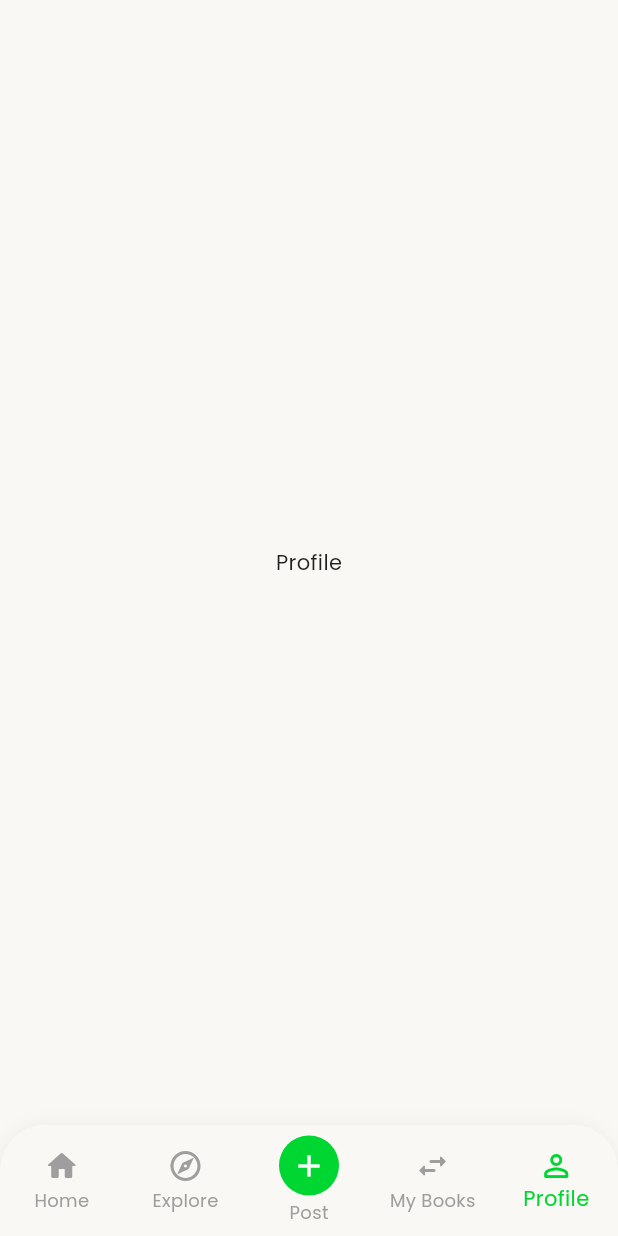
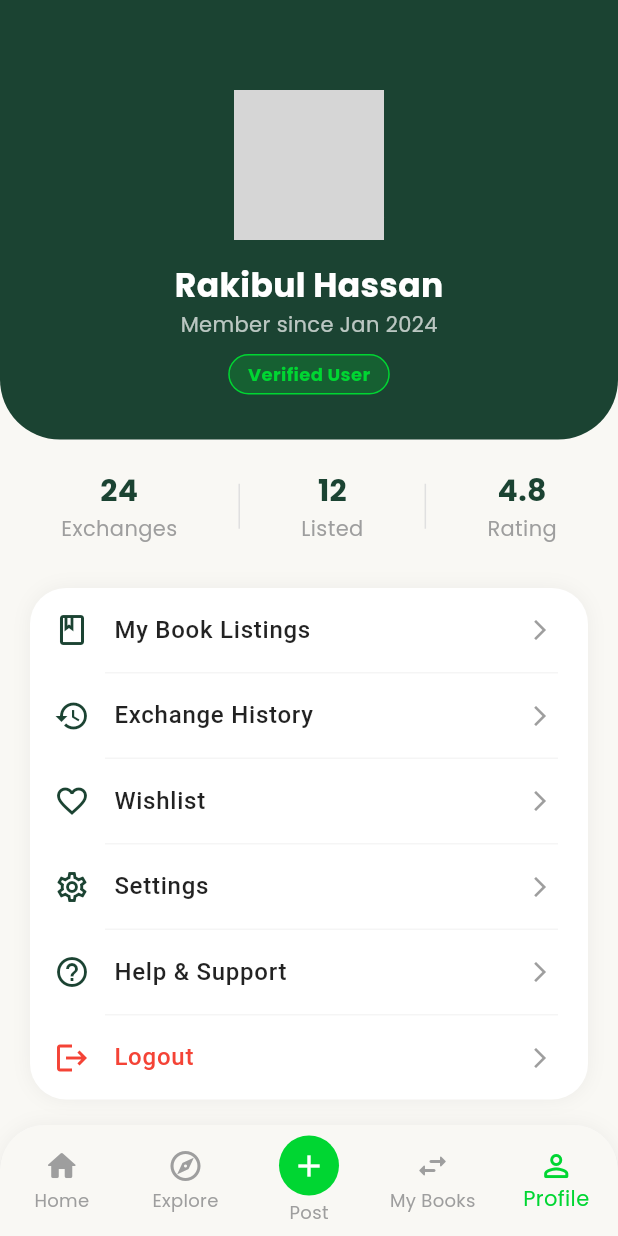
Before and after one commit to NiazSagor/boi_poka, a Flutter app: the screen it shows after launch, item 5 of the bottom bar chosen, on a phone screen of 412 x 824 dp. Run offline on Flutter 3.47's test engine with Material 3 defaults, Android fonts, the phone set to English and light mode, and no system bars; our stand-ins replace flutter_map, geocoding, geolocator, google_fonts, google_maps_flutter, image_picker and 3 more; accounts and stored records are empty; network calls fail; Roboto replaces fonts that are missing (Hind Siliguri); grey boxes are pictures that could not be loaded.

Commit message:
:necktie: Implement Profile Screen
This commit introduces the `ProfileScreen`, providing users with a centralized view of their profile information, statistics, and app-related actions.

- **New File**: `lib/profile/screen/profile_screen.dart` has been created to house the new UI.
- **`ProfileScreen` Structure**:
    - **Header**: A styled header with a dark green background displays the user's avatar, name, membership duration, and a "Verified User" badge. It includes an edit icon on the profile picture.
    - **Statistics**: A row below the header shows key user stats: "Exchanges", "Listed", and "Rating".
    - **Menu Options**: A list of actionable items is presented in a card, including "My Book Listings", "Exchange History", "Wishlist", "Settings", "Help & Support", and "Logout".
- **Navigation Integration**: The new `ProfileScreen` is now integrated into the main bottom navigation bar, replacing the previous placeholder widget.

Took 15 minutes

Took 8 minutes

```diff
--- a/lib/navigation/main_navigation.dart
+++ b/lib/navigation/main_navigation.dart
@@ -2,6 +2,7 @@ import 'package:boi_poka/explore/screen/explore_screen.dart';
 import 'package:boi_poka/home/screen/home_screen.dart';
 import 'package:boi_poka/my_books/my_collection_grid.dart';
 import 'package:boi_poka/post_new_book/screen/post_book_screen.dart';
+import 'package:boi_poka/profile/screen/profile_screen.dart';
 import 'package:boi_poka/theme/theme.dart';
 import 'package:flutter/material.dart';
 import 'package:provider/provider.dart';
@@ -22,7 +23,7 @@ class _MainNavigationWrapperState extends State<MainNavigationWrapper> {
     ExploreScreen(), // Placeholder
     PostBookScreen(),    // Placeholder
     const MyCollection(),     // Placeholder
-    const Center(child: Text("Profile")),      // Placeholder
+    ProfileScreen(),      // Placeholder
   ];
 
   @override
--- /dev/null
+++ b/lib/profile/screen/profile_screen.dart
@@ -0,0 +1,183 @@
+import 'package:flutter/material.dart';
+
+class ProfileScreen extends StatelessWidget {
+  const ProfileScreen({super.key});
+
+  @override
+  Widget build(BuildContext context) {
+    return Scaffold(
+      backgroundColor: const Color(0xFFF9F8F4), // Matching your theme
+      body: SingleChildScrollView(
+        child: Column(
+          children: [
+            _buildProfileHeader(),
+            const SizedBox(height: 20),
+            _buildStatsRow(),
+            const SizedBox(height: 30),
+            _buildMenuSection(context),
+            const SizedBox(height: 100), // Bottom padding
+          ],
+        ),
+      ),
+    );
+  }
+
+  Widget _buildProfileHeader() {
+    return Container(
+      width: double.infinity,
+      padding: const EdgeInsets.only(top: 60, bottom: 30, left: 20, right: 20),
+      decoration: const BoxDecoration(
+        color: Color(0xFF1B4332), // Dark Green Theme
+        borderRadius: BorderRadius.vertical(bottom: Radius.circular(40)),
+      ),
+      child: Column(
+        children: [
+          const Stack(
+            alignment: Alignment.bottomRight,
+            children: [
+              CircleAvatar(
+                radius: 50,
+                backgroundImage: NetworkImage(
+                  'https://i.pravatar.cc/150?u=user123',
+                ),
+              ),
+              CircleAvatar(
+                radius: 15,
+                backgroundColor: Colors.white,
+                child: Icon(Icons.edit, size: 15, color: Color(0xFF1B4332)),
+              ),
+            ],
+          ),
+          const SizedBox(height: 15),
+          const Text(
+            "Rakibul Hassan",
+            style: TextStyle(
+              color: Colors.white,
+              fontSize: 22,
+              fontWeight: FontWeight.bold,
+            ),
+          ),
+          const Text(
+            "Member since Jan 2024",
+            style: TextStyle(color: Colors.white70, fontSize: 14),
+          ),
+          const SizedBox(height: 10),
+          Container(
+            padding: const EdgeInsets.symmetric(horizontal: 12, vertical: 4),
+            decoration: BoxDecoration(
+              color: const Color(0xFF00D632).withOpacity(0.2),
+              borderRadius: BorderRadius.circular(20),
+              border: Border.all(color: const Color(0xFF00D632)),
+            ),
+            child: const Text(
+              "Verified User",
+              style: TextStyle(
+                color: Color(0xFF00D632),
+                fontSize: 12,
+                fontWeight: FontWeight.bold,
+              ),
+            ),
+          ),
+        ],
+      ),
+    );
+  }
+
+  Widget _buildStatsRow() {
+    return Row(
+      mainAxisAlignment: MainAxisAlignment.spaceEvenly,
+      children: [
+        _buildStatItem("24", "Exchanges"),
+        _buildVerticalDivider(),
+        _buildStatItem("12", "Listed"),
+        _buildVerticalDivider(),
+        _buildStatItem("4.8", "Rating"),
+      ],
+    );
+  }
+
+  Widget _buildStatItem(String value, String label) {
+    return Column(
+      children: [
+        Text(
+          value,
+          style: const TextStyle(
+            fontSize: 20,
+            fontWeight: FontWeight.bold,
+            color: Color(0xFF1B4332),
+          ),
+        ),
+        Text(label, style: const TextStyle(color: Colors.grey, fontSize: 14)),
+      ],
+    );
+  }
+
+  Widget _buildVerticalDivider() {
+    return Container(height: 30, width: 1, color: Colors.grey[300]);
+  }
+
+  Widget _buildMenuSection(BuildContext context) {
+    return Container(
+      margin: const EdgeInsets.symmetric(horizontal: 20),
+      decoration: BoxDecoration(
+        color: Colors.white,
+        borderRadius: BorderRadius.circular(24),
+        boxShadow: [
+          BoxShadow(color: Colors.black.withOpacity(0.05), blurRadius: 10),
+        ],
+      ),
+      child: Column(
+        children: [
+          _buildMenuItem(Icons.book_outlined, "My Book Listings", () {}),
+          _buildMenuItem(Icons.history, "Exchange History", () {}),
+          _buildMenuItem(Icons.favorite_border, "Wishlist", () {}),
+          _buildMenuItem(Icons.settings_outlined, "Settings", () {}),
+          _buildMenuItem(Icons.help_outline, "Help & Support", () {}),
+          _buildMenuItem(
+            Icons.logout,
+            "Logout",
+            () {},
+            isLast: true,
+            color: Colors.red,
+          ),
+        ],
+      ),
+    );
+  }
+
+  Widget _buildMenuItem(
+    IconData icon,
+    String title,
+    VoidCallback onTap, {
+    bool isLast = false,
+    Color? color,
+  }) {
+    return Column(
+      children: [
+        ListTile(
+          leading: Icon(icon, color: color ?? const Color(0xFF1B4332)),
+          title: Text(
+            title,
+            style: TextStyle(
+              color: color ?? Colors.black87,
+              fontWeight: FontWeight.w500,
+            ),
+          ),
+          trailing: const Icon(
+            Icons.arrow_forward_ios,
+            size: 16,
+            color: Colors.grey,
+          ),
+          onTap: onTap,
+        ),
+        if (!isLast)
+          Divider(
+            indent: 50,
+            endIndent: 20,
+            height: 1,
+            color: Colors.grey[100],
+          ),
+      ],
+    );
+  }
+}
```
